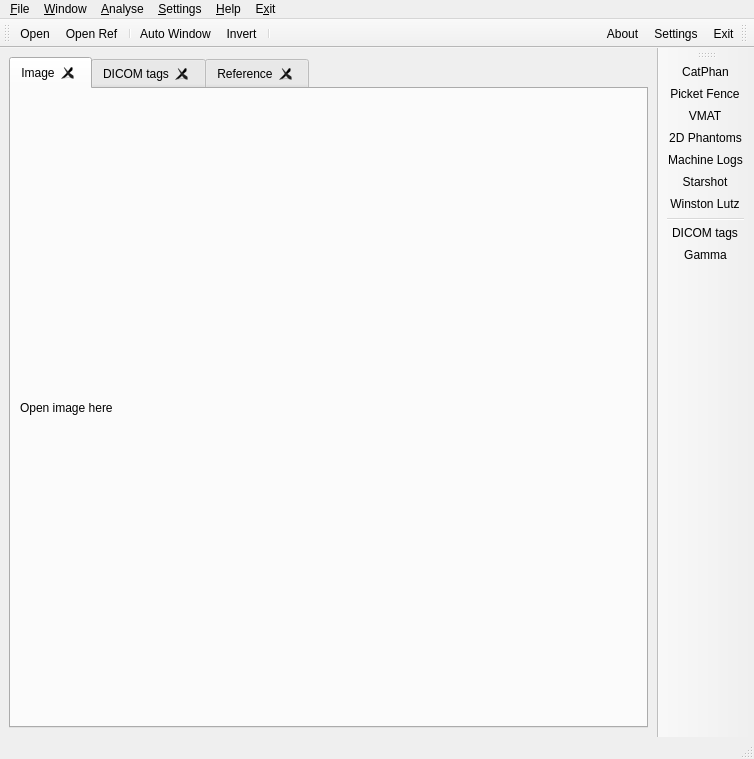
alanphys/LinaQA, file LinaQAForm.ui: the form before one commit.
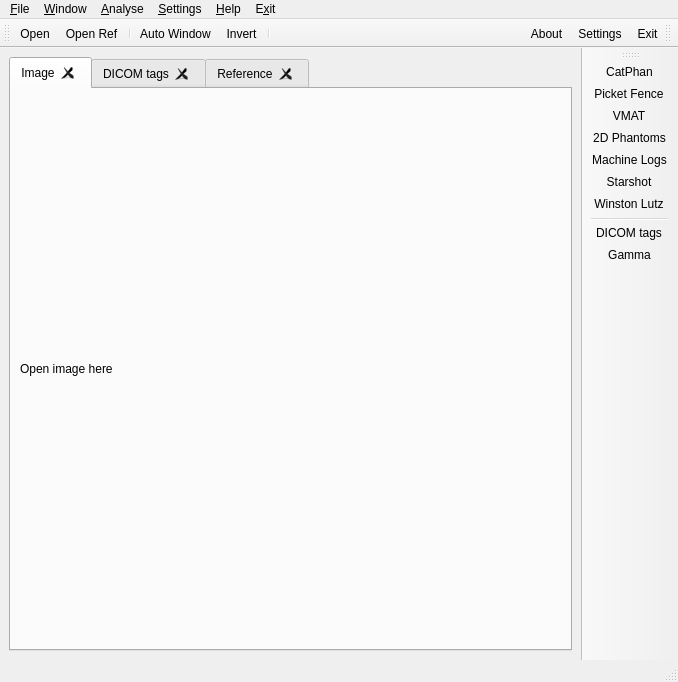
The form after the commit. The open tabs and pages were chosen to show the change. Icons and pictures are not drawn.

What changed in the file:
```diff
--- a/LinaQAForm.ui
+++ b/LinaQAForm.ui
@@ -6,8 +6,8 @@
    <rect>
     <x>0</x>
     <y>0</y>
-    <width>754</width>
-    <height>759</height>
+    <width>678</width>
+    <height>682</height>
    </rect>
   </property>
   <property name="windowTitle">
@@ -44,7 +44,7 @@
         <item>
          <widget class="QLabel" name="qlImage">
           <property name="sizePolicy">
-           <sizepolicy hsizetype="Preferred" vsizetype="Preferred">
+           <sizepolicy hsizetype="Ignored" vsizetype="Ignored">
             <horstretch>0</horstretch>
             <verstretch>0</verstretch>
            </sizepolicy>
@@ -139,7 +139,7 @@
     <rect>
      <x>0</x>
      <y>0</y>
-     <width>754</width>
+     <width>678</width>
      <height>30</height>
     </rect>
    </property>
@@ -243,6 +243,12 @@
    <addaction name="action_About"/>
   </widget>
   <widget class="QToolBar" name="toolBar_Side">
+   <property name="sizePolicy">
+    <sizepolicy hsizetype="Preferred" vsizetype="Preferred">
+     <horstretch>0</horstretch>
+     <verstretch>0</verstretch>
+    </sizepolicy>
+   </property>
    <property name="windowTitle">
     <string>toolBar</string>
    </property>
@@ -251,7 +257,7 @@
    </property>
    <property name="iconSize">
     <size>
-     <width>150</width>
+     <width>110</width>
      <height>32</height>
     </size>
    </property>
```
Left out of the diff: 5 changed lines with no effect on the pictures.
